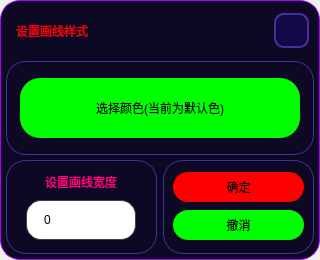
First picture: the form in UI/LineStyle_dark.ui, repository shiyindebcd/ProcessTrader, before the edit.
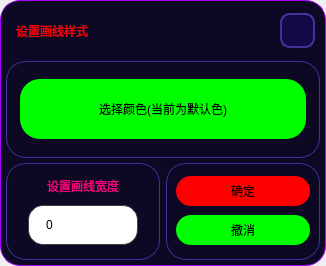
Second picture: the form after the edit. Icons and pictures are not drawn.

The edit to the form file:
```diff
--- a/UI/LineStyle_dark.ui
+++ b/UI/LineStyle_dark.ui
@@ -6,8 +6,8 @@
    <rect>
     <x>0</x>
     <y>0</y>
-    <width>320</width>
-    <height>260</height>
+    <width>326</width>
+    <height>266</height>
    </rect>
   </property>
   <property name="windowTitle">
```
Left out of the diff: 2 changed lines with no effect on the pictures.
